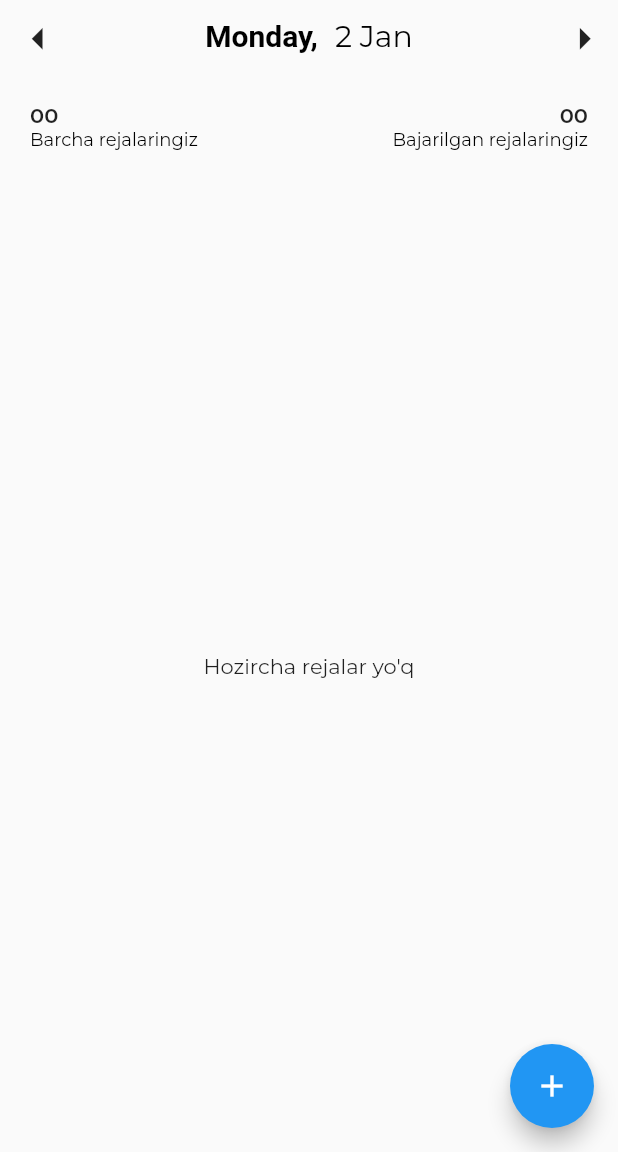
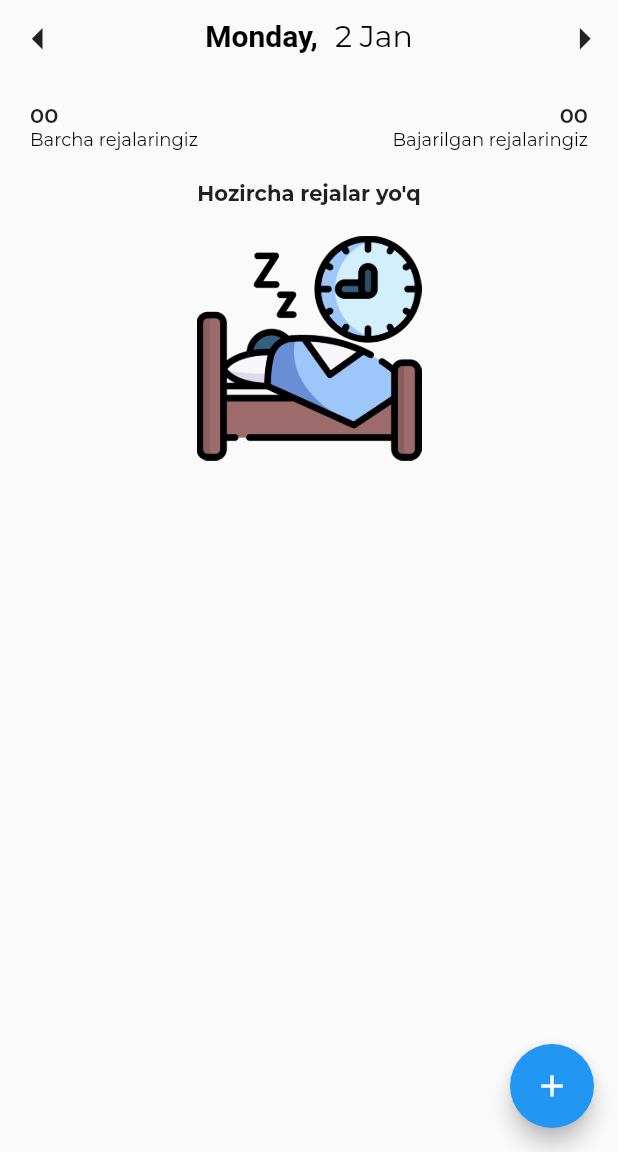
Before and after one commit to ravshankhx/rejalar_dasturi, a Flutter app: the screen it shows after launch, after a tap on the "arrow left" icon, on a phone screen of 412 x 824 dp, the part 84-1236 px from its top. Run offline on Flutter 3.47's test engine with Material 2 defaults, Android fonts, the phone set to English and light mode, and no system bars; our stand-ins replace google_fonts.

Commit message:
The End!

```diff
--- a/lib/main.dart
+++ b/lib/main.dart
@@ -15,6 +15,7 @@ class MyApp extends StatelessWidget {
   @override
   Widget build(BuildContext context) {
     return MaterialApp(
+      debugShowCheckedModeBanner: false,
       theme: ThemeData(fontFamily: GoogleFonts.montserrat().fontFamily),
       home: RejalarDasturi(),
     );
--- a/lib/widgets/rejalar_royhati.dart
+++ b/lib/widgets/rejalar_royhati.dart
@@ -17,7 +17,8 @@ class RejalarRuyxati extends StatelessWidget {
   @override
   Widget build(BuildContext context) {
     return Expanded(
-      child: rejalar.length>0 ? ListView.builder(
+      child: rejalar.length > 0
+          ? ListView.builder(
               itemBuilder: (ctx, index) {
                 return Reja(
                   rejalar[index],
@@ -26,8 +27,23 @@ class RejalarRuyxati extends StatelessWidget {
                 );
               },
               itemCount: rejalar.length,
-      ):Center(
-        child: Text("Hozircha rejalar yo'q"),
+            )
+          : Column(
+        // mainAxisAlignment: MainAxisAlignment.center,
+              children: [
+                Text(
+                  "Hozircha rejalar yo'q",
+                  style: TextStyle(fontWeight: FontWeight.bold),
+                ),
+                SizedBox(
+                  height: 20,
+                ),
+                Image.asset(
+                  "assets/images/sleep.png",
+                  fit: BoxFit.cover,
+                  width: 150,
+                ),
+              ],
             ),
     );
   }
```
Also changed, not shown: pubspec.yaml (+4 -4 lines), assets/images/sleep.png (added). Lines whose indentation alone changed are shown as unchanged.
